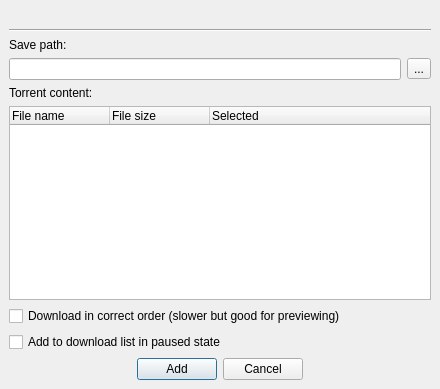
Before: the Qt Designer form src/addTorrentDialog.ui in SysAdminDoc/qBittorrent-Vanced, drawn with Qt 5.
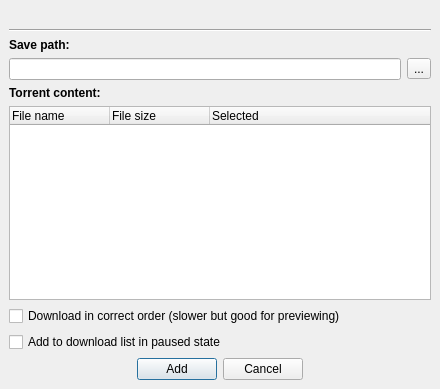
After: the same form once the commit is applied.

Commit message: - Added some boldness in torrent addition dialog

Diff of the .ui file:
```diff
--- a/src/addTorrentDialog.ui
+++ b/src/addTorrentDialog.ui
@@ -35,6 +35,12 @@
    </item>
    <item>
     <widget class="QLabel" name="savePathLbl" >
+     <property name="font" >
+      <font>
+       <weight>75</weight>
+       <bold>true</bold>
+      </font>
+     </property>
      <property name="text" >
       <string>Save path:</string>
      </property>
@@ -62,6 +68,12 @@
    </item>
    <item>
     <widget class="QLabel" name="torrentContentLbl" >
+     <property name="font" >
+      <font>
+       <weight>75</weight>
+       <bold>true</bold>
+      </font>
+     </property>
      <property name="text" >
       <string>Torrent content:</string>
      </property>
```
